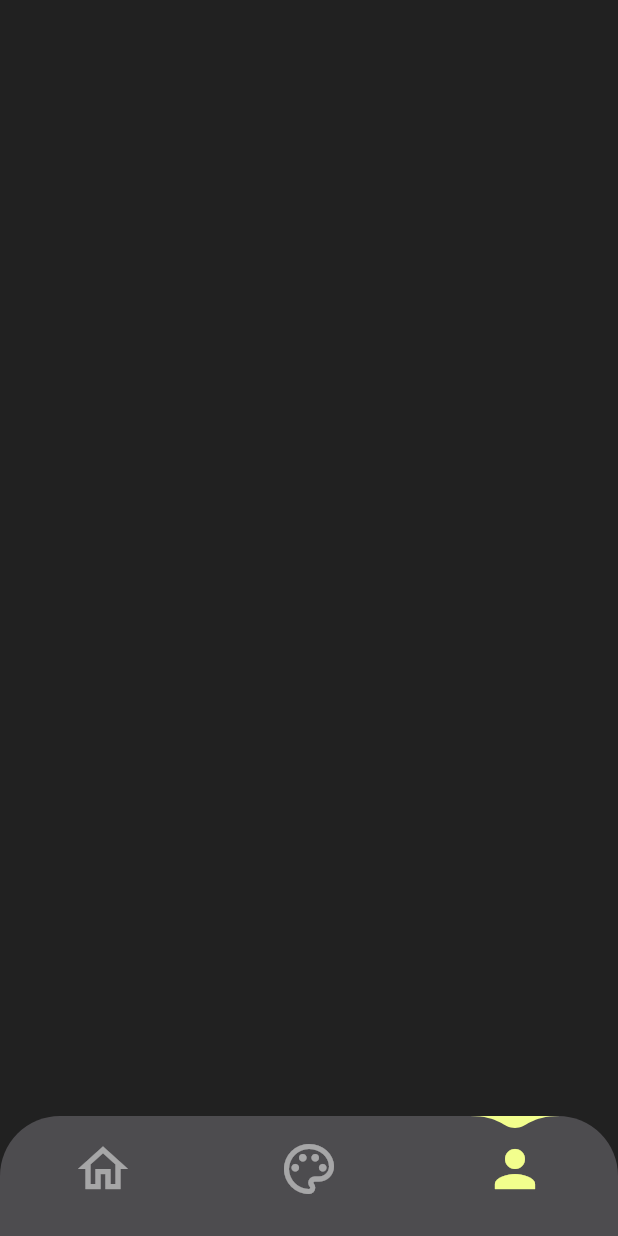
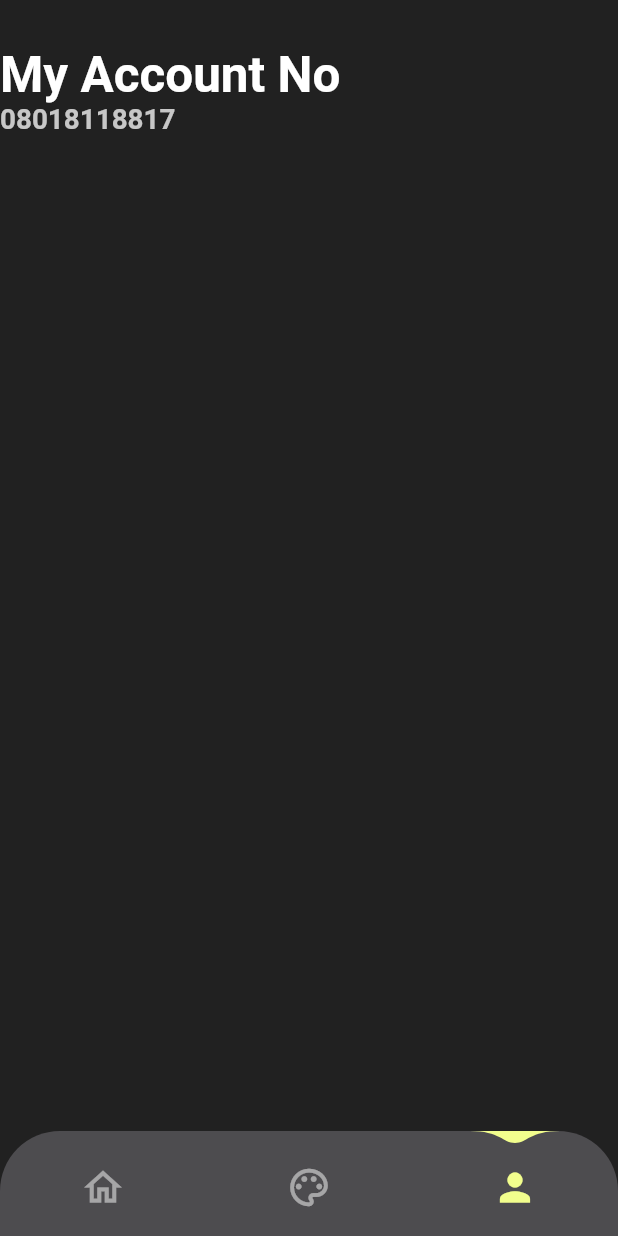
Before and after one commit to adebayoAdesina/Veegil_Bank, a Flutter app: the NavigationBottomTab screen opened directly, item 3 of the bottom bar chosen, on a phone screen of 412 x 824 dp. Run offline on Flutter 3.47's test engine with Material 2 defaults, Android fonts, the phone set to English and light mode, and no system bars; drawn by our look-alikes of water_drop_nav_bar.

```diff
--- /dev/null
+++ b/lib/auths/auth.dart
@@ -0,0 +1 @@
+const FLUTTER_APP_FIREBASE_KEY= 'AIzaSyBOERmDVJxFj0_OS-_A2ZIwAy-9d_W0z0I';
--- a/lib/screens/navigation_bottom_tab.dart
+++ b/lib/screens/navigation_bottom_tab.dart
@@ -1,6 +1,7 @@
 import 'package:flutter/material.dart';
 import 'package:simple_banking/constant/colors.dart';
 import 'package:simple_banking/screens/home_screen.dart';
+import 'package:simple_banking/screens/profile_screen.dart';
 import 'package:water_drop_nav_bar/water_drop_nav_bar.dart';
 
 class NavigationBottomTab extends StatefulWidget {
@@ -17,7 +18,7 @@ class _NavigationBottomTabState extends State<NavigationBottomTab> {
   final List<dynamic> _pages = const [
     HomeScreen(),
     Scaffold(),
-    Scaffold(),
+    ProfileScreen(),
   ];
   @override
   Widget build(BuildContext context) {
@@ -29,8 +30,8 @@ class _NavigationBottomTabState extends State<NavigationBottomTab> {
           backgroundColor: AppColor().kGrayThreeOpacityColor,
           waterDropColor: Theme.of(context).colorScheme.primary,
           inactiveIconColor: Theme.of(context).colorScheme.onSecondary.withOpacity(0.5),
-          iconSize: 40,
-          bottomPadding: 20,
+          iconSize: 30,
+          bottomPadding: 10,
           barItems: [
             BarItem(
               filledIcon: Icons.home,
--- /dev/null
+++ b/lib/screens/profile_screen.dart
@@ -0,0 +1,35 @@
+import 'package:flutter/material.dart';
+import 'package:simple_banking/util/utils.dart';
+
+class ProfileScreen extends StatelessWidget {
+  const ProfileScreen({Key? key}) : super(key: key);
+
+  @override
+  Widget build(BuildContext context) {
+    SizeConfig().init(context);
+    return Scaffold(
+      body: Column(
+        crossAxisAlignment: CrossAxisAlignment.start,
+        children: [
+          uSafeAreaSizedBox,
+          Text(
+            'My Account No',
+            style: TextStyle(
+              fontSize: SizeConfig.blockSizeHorizontal! * 8,
+              fontWeight: FontWeight.bold,
+              color: Theme.of(context).colorScheme.onSecondary,
+            ),
+          ),
+          Text(
+            '08018118817',
+            style: TextStyle(
+              fontSize: SizeConfig.blockSizeHorizontal! * 4.5,
+              fontWeight: FontWeight.w600,
+              color: Theme.of(context).colorScheme.onSecondary.withOpacity(0.75),
+            ),
+          )
+        ],
+      ),
+    );
+  }
+}
--- a/lib/widgets/transaction_section.dart
+++ b/lib/widgets/transaction_section.dart
@@ -53,6 +53,7 @@ class _TransactionSectionState extends State<TransactionSection> {
           ),
         ),
         ListView.builder(
+          primary: false,
           itemCount: 4,
           shrinkWrap: true,
           itemBuilder: (context, index) {
--- a/pubspec.yaml
+++ b/pubspec.yaml
@@ -39,6 +39,7 @@ dependencies:
   http: ^0.13.5
   modal_progress_hud_nsn: ^0.3.0
   water_drop_nav_bar: ^2.2.0+4
+  intl: ^0.17.0
 
 dev_dependencies:
   flutter_test:
```
Also changed, not shown: lib/main.dart (+9 -3 lines), lib/provider/auth_method.dart (added, +28 -0 lines), lib/screens/home_screen.dart (+5 -9 lines), lib/screens/log_in_screen.dart (+39 -3 lines), lib/screens/sign_up_screen.dart (+35 -4 lines), lib/widgets/input_text_fied.dart (+7 -7 lines), pubspec.lock.
